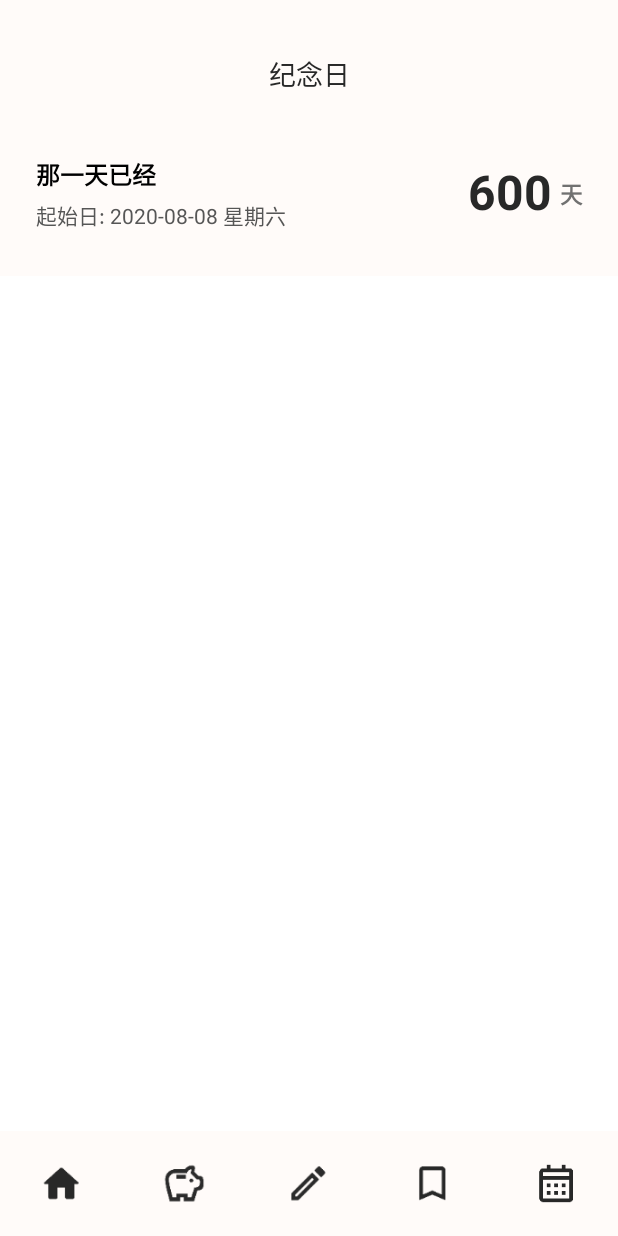
After one commit to yuuuuke/MeAndStar, an Android app built with Jetpack Compose: the fragment DateFragment placed in its activity, on a phone screen of 412 x 824 dp. The commit adds this screen. Run offline under Robolectric (Android 15) with nearby library versions, the phone set to English and light mode, and no system bars.

Commit message:
纪念日界面UI提交

```diff
--- a/app/src/main/java/com/zhpew/meandstar/activity/MainActivity.kt
+++ b/app/src/main/java/com/zhpew/meandstar/activity/MainActivity.kt
@@ -16,10 +16,12 @@ import androidx.compose.ui.res.colorResource
 import androidx.compose.ui.res.painterResource
 import androidx.compose.ui.unit.dp
 import androidx.compose.ui.viewinterop.AndroidView
+import androidx.compose.ui.zIndex
 import androidx.fragment.app.Fragment
 import com.zhpew.meandstar.base.BaseActivity
 import com.zhpew.meandstar.vm.MainViewModel
 import com.zhpew.meandstar.R
+import com.zhpew.meandstar.fragment.DateFragment
 import com.zhpew.meandstar.fragment.DiaryFragment
 import com.zhpew.meandstar.fragment.HomeFragment
 
@@ -35,6 +37,7 @@ class MainActivity : BaseActivity<MainViewModel>() {
 
     private val homeFragment = HomeFragment()
     private val diaryFragment = DiaryFragment()
+    private val dateFragment = DateFragment()
 
     private val fragments = HashMap<Int, Fragment>()
 //    private var currentFragment = HOME
@@ -61,6 +64,7 @@ class MainActivity : BaseActivity<MainViewModel>() {
                 Modifier
                     .fillMaxWidth()
                     .height(70.dp)
+                    .zIndex(10f)
             ) {
                 BottomItem(
                     modifier = Modifier.weight(1F, true),
@@ -160,6 +164,14 @@ class MainActivity : BaseActivity<MainViewModel>() {
                 } else {
                     supportFragmentManager.beginTransaction().show(diaryFragment).commit()
                 }
+            4->
+                if (fragments[index] == null) {
+                    fragments[index] = dateFragment
+                    supportFragmentManager.beginTransaction().add(pageContainer.id, dateFragment)
+                        .commit()
+                } else {
+                    supportFragmentManager.beginTransaction().show(dateFragment).commit()
+                }
         }
     }
 }
--- /dev/null
+++ b/app/src/main/java/com/zhpew/meandstar/fragment/DateFragment.kt
@@ -0,0 +1,114 @@
+package com.zhpew.meandstar.fragment
+
+import androidx.compose.foundation.background
+import androidx.compose.foundation.layout.*
+import androidx.compose.foundation.lazy.LazyColumn
+import androidx.compose.material.Text
+import androidx.compose.runtime.Composable
+import androidx.compose.ui.Alignment
+import androidx.compose.ui.Modifier
+import androidx.compose.ui.res.colorResource
+import androidx.compose.ui.text.font.FontWeight
+import androidx.compose.ui.unit.dp
+import androidx.compose.ui.unit.sp
+import com.zhpew.meandstar.R
+import com.zhpew.meandstar.base.BaseFragment
+import com.zhpew.meandstar.vm.DateViewModel
+
+/**
+ * 纪念日
+ */
+class DateFragment : BaseFragment<DateViewModel>() {
+
+    @Composable
+    override fun InitComposeView() {
+        Column(
+            Modifier
+                .fillMaxWidth()
+                .fillMaxHeight()
+        ) {
+            Box(
+                Modifier
+                    .fillMaxWidth()
+                    .height(24.dp)
+                    .background(colorResource(id = R.color.main_color))
+            ) {}
+            Column(
+                verticalArrangement = Arrangement.Center,
+                horizontalAlignment = Alignment.CenterHorizontally,
+                modifier = Modifier
+                    .fillMaxWidth()
+                    .height(50.dp)
+                    .background(colorResource(id = R.color.main_color))
+            ) {
+                Text(text = "纪念日", color = colorResource(id = R.color.text_color), fontSize = 18.sp)
+            }
+            HeaderView()
+            ListData()
+        }
+    }
+
+    @Composable
+    private fun HeaderView() {
+        Row(
+            modifier = Modifier
+                .background(colorResource(id = R.color.main_color))
+                .padding(top = 30.dp, bottom = 30.dp, start = 24.dp, end = 24.dp)
+                .fillMaxWidth()
+                .height(50.dp)
+        ) {
+            Column() {
+                Text(
+                    modifier = Modifier.padding(bottom = 5.dp),
+                    text = "那一天已经",
+                    fontSize = 16.sp,
+                    fontWeight = FontWeight.Bold,
+                    color = colorResource(id = R.color.black)
+                )
+                Text(
+                    text = "起始日: 2020-08-08 星期六",
+                    fontSize = 14.sp,
+                    color = colorResource(id = R.color.sub_text_color)
+                )
+            }
+            Row(
+                horizontalArrangement = Arrangement.End,
+                verticalAlignment = Alignment.CenterVertically,
+                modifier = Modifier
+                    .fillMaxHeight()
+                    .fillMaxWidth()
+            ) {
+                Text(
+                    modifier = Modifier.padding(end = 5.dp),
+                    text = "600",
+                    color = colorResource(id = R.color.text_color),
+                    fontSize = 32.sp,
+                    fontWeight = FontWeight.Bold
+                )
+                Text(
+                    text = "天",
+                    color = colorResource(id = R.color.hint_text_color),
+                    fontSize = 15.sp,
+                    fontWeight = FontWeight.Bold
+                )
+            }
+        }
+    }
+
+    @Composable
+    private fun ListData() {
+        LazyColumn(content = {
+            items(10) {
+                Row(modifier = Modifier) {
+
+                }
+            }
+        }
+        )
+    }
+
+    @Composable
+    private fun Item(){
+
+    }
+}
--- /dev/null
+++ b/app/src/main/java/com/zhpew/meandstar/vm/DateViewModel.kt
@@ -0,0 +1,6 @@
+package com.zhpew.meandstar.vm
+
+import com.zhpew.meandstar.base.BaseViewModel
+
+class DateViewModel: BaseViewModel() {
+}
--- a/app/src/main/res/values/colors.xml
+++ b/app/src/main/res/values/colors.xml
@@ -14,5 +14,7 @@
     <color name="main_color">#FFFBF9</color>
     <color name="text_color">#282828</color>
     <color name="bg_color">#F7F0F0</color>
+    <color name="sub_text_color">#565656</color>
+    <color name="hint_text_color">#717171</color>
 
 </resources>
```
